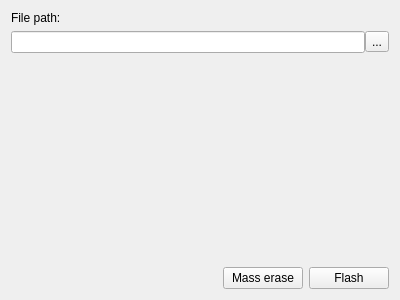
This is gui/flash.ui in kubanecxxx/kstlink as Qt 5 draws it before an edit. The edited form follows.
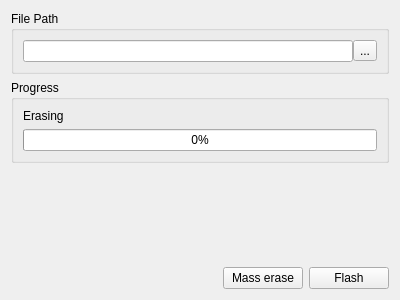
This is the edited form. Icons and pictures are not drawn.

What changed in the file:
```diff
--- a/gui/flash.ui
+++ b/gui/flash.ui
@@ -17,18 +17,15 @@
    <iconset resource="resourcesGUI.qrc">
     <normaloff>:/tray/flash</normaloff>:/tray/flash</iconset>
   </property>
+  <layout class="QVBoxLayout" name="verticalLayout_3">
+   <item>
+    <widget class="QGroupBox" name="groupBox">
+     <property name="title">
+      <string>File Path</string>
+     </property>
   <layout class="QVBoxLayout" name="verticalLayout_2">
    <item>
-    <layout class="QVBoxLayout" name="verticalLayout">
-     <item>
-      <widget class="QLabel" name="label">
-       <property name="text">
-        <string>File path:</string>
-       </property>
-      </widget>
-     </item>
-     <item>
-      <layout class="QHBoxLayout" name="horizontalLayout">
+       <layout class="QHBoxLayout" name="horizontalLayout_2">
        <property name="spacing">
         <number>0</number>
        </property>
@@ -45,6 +42,30 @@
       </layout>
      </item>
     </layout>
+    </widget>
+   </item>
+   <item>
+    <widget class="QGroupBox" name="groupProgress">
+     <property name="title">
+      <string>Progress</string>
+     </property>
+     <layout class="QVBoxLayout" name="verticalLayout">
+      <item>
+       <widget class="QLabel" name="labelOperation">
+        <property name="text">
+         <string>Erasing</string>
+        </property>
+       </widget>
+      </item>
+      <item>
+       <widget class="QProgressBar" name="progress">
+        <property name="value">
+         <number>0</number>
+        </property>
+       </widget>
+      </item>
+     </layout>
+    </widget>
    </item>
    <item>
     <spacer name="verticalSpacer">
@@ -54,13 +75,13 @@
      <property name="sizeHint" stdset="0">
       <size>
        <width>20</width>
-       <height>40</height>
+       <height>89</height>
       </size>
      </property>
     </spacer>
    </item>
    <item>
-    <layout class="QHBoxLayout" name="horizontalLayout_2">
+    <layout class="QHBoxLayout" name="horizontalLayout">
      <item>
       <spacer name="horizontalSpacer">
        <property name="orientation">
```
Left out of the diff: 3 changed lines with no effect on the pictures. Lines whose indentation alone changed are shown as unchanged.
